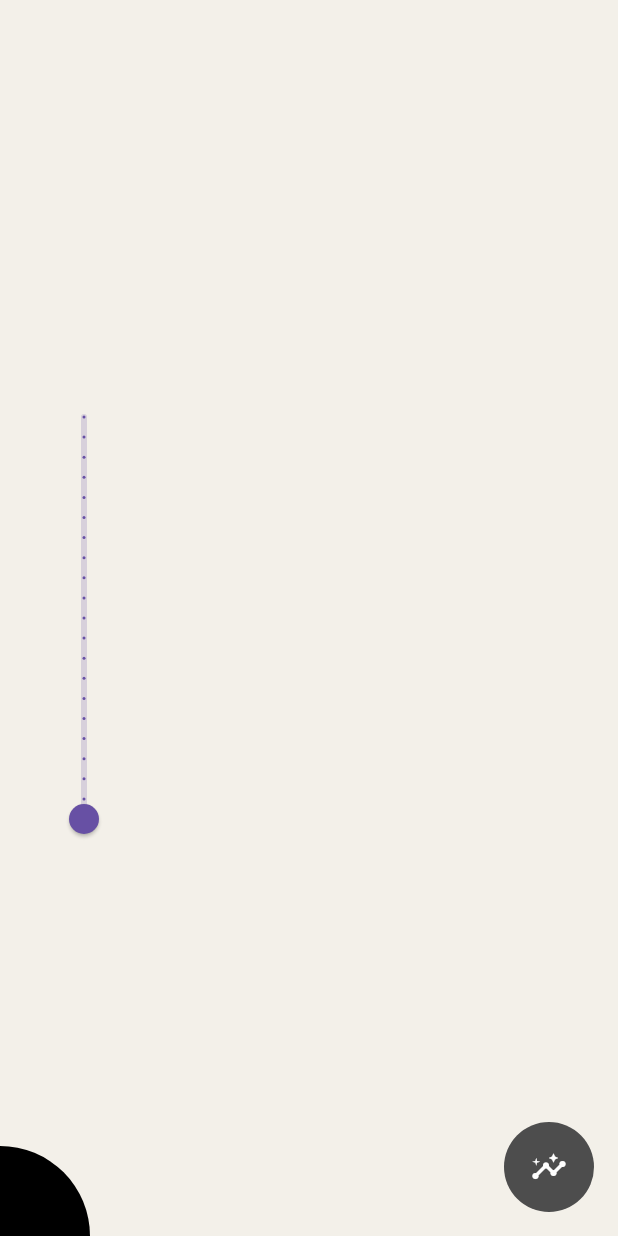
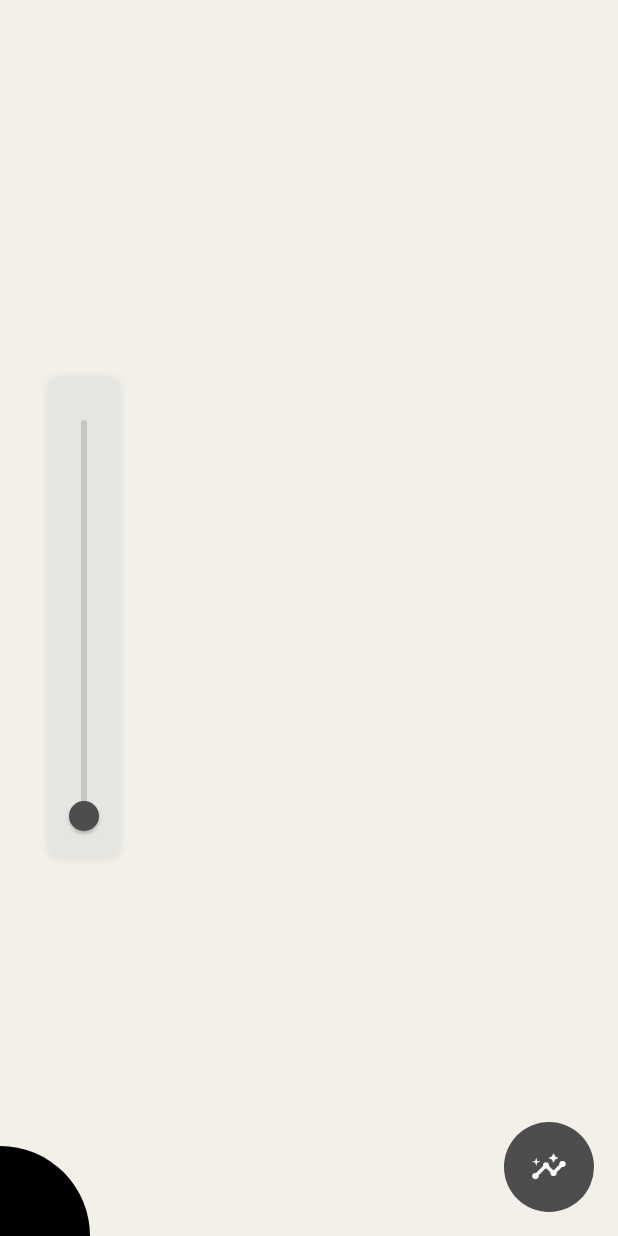
Before and after one commit to SungyeopJeong/MadWeek3, a Flutter app: the screen it shows after launch, on a phone screen of 412 x 824 dp. Run offline on Flutter 3.47's test engine with Material 3 defaults, Android fonts, the phone set to English and light mode, and no system bars; our stand-ins replace flutter_markdown.

Commit message:
design: minor한 슬라이더 디자인 변경

```diff
--- a/lib/views/stellar_view.dart
+++ b/lib/views/stellar_view.dart
@@ -437,6 +437,35 @@ class _StellarViewState extends State<StellarView>
     );
   }
 
+  // 줌슬라이더 만드는 함수
+  Widget _buildZoomSlider() {
+    return Positioned(
+      left: 32,
+      top: (MediaQuery.of(context).size.height - 320) / 2,
+      child: Container(
+        width: 48,
+        height: 320,
+        decoration: BoxDecoration(
+          color: Color(0xFFE5E5E1),
+          borderRadius: BorderRadius.circular(8),
+          boxShadow: [
+            BoxShadow(
+              color: Colors.black.withOpacity(0.1),
+              blurRadius: 4,
+              offset: Offset(0, 0),
+            ),
+          ],
+        ),
+        padding: EdgeInsets.all(4),
+        child: RotatedBox(
+          quarterTurns: 3,
+          child: _customSliderTheme(context, _customSlider(context)),
+        ),
+      ),
+    );
+  }
+
+  // 현재 zoom 상태에 맞게 slider 값 바꾸기
   void _updateZoomSlider() {
     double scale = _transformationController.value.getMaxScaleOnAxis();
     setState(() {
@@ -447,20 +476,28 @@ class _StellarViewState extends State<StellarView>
     });
   }
 
-  Widget _buildZoomSlider() {
-    return Positioned(
-      left: 32,
-      top: (MediaQuery.of(context).size.height - 320) / 2,
-      child: Container(
-        width: 48,
-        height: 320,
-        child: RotatedBox(
-          quarterTurns: 3,
-          child: Slider(
-            value: _currentScale, // 슬라이더 값이 항상 0.0과 1.0 사이가 되도록 합니다.
+  //_customSlider의 모양 함수
+  SliderTheme _customSliderTheme(BuildContext context, Widget slider) {
+    return SliderTheme(
+      data: SliderTheme.of(context).copyWith(
+        trackHeight: 4.0,
+        thumbColor: Color(0xFF4D4D4D),
+        inactiveTrackColor: Color(0xFFC5C5C5),
+        activeTrackColor: Color(0xFF4D4D4D),
+        overlayColor: Colors.transparent,
+        thumbShape: RoundSliderThumbShape(enabledThumbRadius: 10.0),
+        trackShape: RoundedRectSliderTrackShape(),
+      ),
+      child: slider,
+    );
+  }
+
+  // 슬라이더를 위치시키고 상태를 업데이트
+  Widget _customSlider(BuildContext context) {
+    return Slider(
+      value: _currentScale,
       min: 0,
       max: 1,
-            divisions: 20, // 선택적으로 사용하여 눈금을 표시합니다.
       onChanged: (newValue) {
         // 슬라이더의 새 값에 따라 스케일을 계산합니다.
         double newScale = newValue * (_maxScale - _minScale) + _minScale;
@@ -486,14 +523,10 @@ class _StellarViewState extends State<StellarView>
           _currentScale = newValue;
         });
       },
-            activeColor: Theme.of(context).primaryColor,
-            inactiveColor: Theme.of(context).primaryColor.withOpacity(0.2),
-          ),
-        ),
-      ),
     );
   }
 
+  // 주어진 노드가 화면 가로 1/4 지점에 오도록 화면을 이동시키는 함수
   void _focusOnNode(Node node) {
     // 시작 행렬
     final Matrix4 startMatrix = _transformationController.value;
```
Lines whose indentation alone changed are shown as unchanged.
